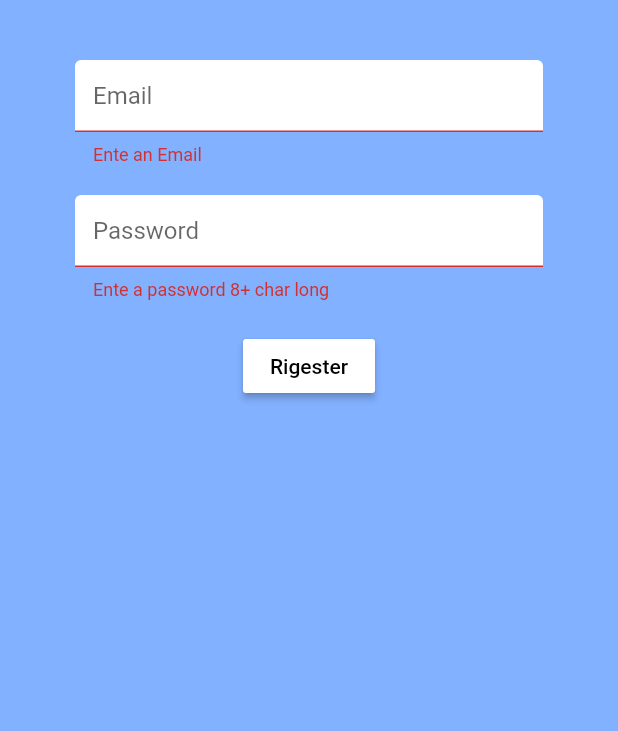
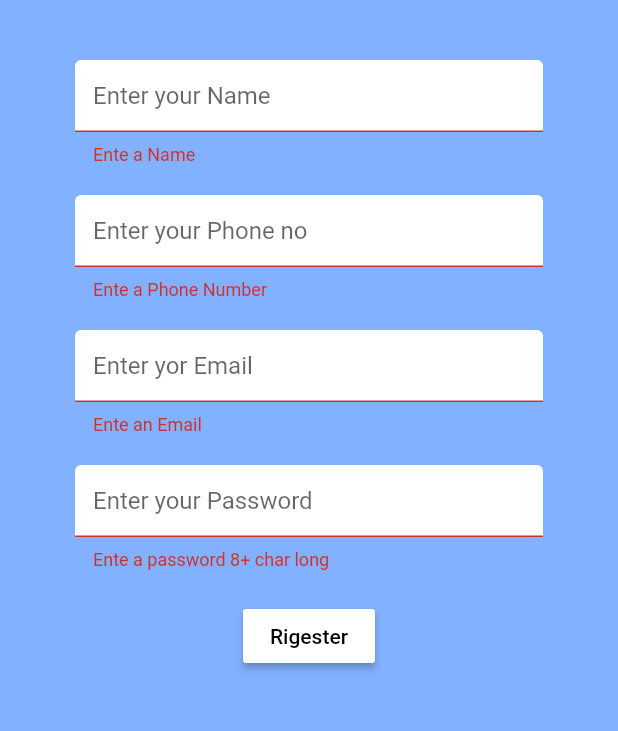
Before and after one commit to armaank140/SmartKitchenware, a Flutter app: the Register screen opened directly, after a tap on "Rigester", on a phone screen of 412 x 824 dp, the part 84-815 px from its top. Run offline on Flutter 3.47's test engine with Material 2 defaults, Android fonts, the phone set to English and light mode, and no system bars; our stand-ins replace firebase_auth, flutter_spinkit; accounts and stored records are empty.

Commit message:
commit.15

```diff
--- a/lib/screen/authenticate/register.dart
+++ b/lib/screen/authenticate/register.dart
@@ -1,6 +1,7 @@
 import 'package:flutter/material.dart';
 import 'package:smart_kitchenware/services/auth.dart';
 import 'package:smart_kitchenware/shared/constants.dart';
+import 'package:smart_kitchenware/shared/loading.dart';
 
 class Register extends StatefulWidget {
 
@@ -15,15 +16,18 @@ class _RegisterState extends State<Register> {
 
   final AuthService _auth = AuthService();
   final _formKey = GlobalKey<FormState>();
+  bool loading = false;
 
   String email = '';
+  String name = '';
+  String number = '';
   String password = '';
   String error ='';
 
 
   @override
   Widget build(BuildContext context) {
-    return Scaffold(
+    return loading ? Loading() : Scaffold(
       backgroundColor: Colors.blueAccent[100],
       appBar: AppBar(
         backgroundColor: Colors.blueAccent,
@@ -44,11 +48,30 @@ class _RegisterState extends State<Register> {
         padding: EdgeInsets.symmetric(vertical: 20.0, horizontal: 50.0),
         child: Form(
           key: _formKey,
+          child: SingleChildScrollView(
             child: Column(
               children: <Widget>[
                 SizedBox(height: 20.0,),
                 TextFormField(
-                decoration: textInputDecoration.copyWith(hintText: 'Email'),
+                  decoration: textInputDecoration.copyWith(hintText: 'Enter your Name'),
+                  validator: (val) => val.isEmpty ? 'Ente a Name' : null,
+                  onChanged: (val){
+                    setState(() => name = val);
+
+                  },
+                ),
+                SizedBox(height: 20.0,),
+                TextFormField(
+                  decoration: textInputDecoration.copyWith(hintText: 'Enter your Phone no'),
+                  validator: (val) => val.isEmpty ? 'Ente a Phone Number' : null,
+                  onChanged: (val){
+                    setState(() => number = val);
+
+                  },
+                ),
+                SizedBox(height: 20.0,),
+                TextFormField(
+                  decoration: textInputDecoration.copyWith(hintText: 'Enter yor Email'),
                   validator: (val) => val.isEmpty ? 'Ente an Email' : null,
                   onChanged: (val){
                     setState(() => email = val);
@@ -57,7 +80,7 @@ class _RegisterState extends State<Register> {
                 ),
                 SizedBox(height: 20.0,),
                 TextFormField(
-                decoration: textInputDecoration.copyWith(hintText: 'Password'),
+                  decoration: textInputDecoration.copyWith(hintText: 'Enter your Password'),
                   validator: (val) => val.length <8 ? 'Ente a password 8+ char long' : null,
                   obscureText: true,
                   onChanged: (val){
@@ -74,9 +97,13 @@ class _RegisterState extends State<Register> {
                   ),
                   onPressed: () async{
                     if(_formKey.currentState.validate()){
-                   dynamic result = await _auth.registerWithEmailAndPassword(email, password);
+                      setState(() => loading = true);
+                     dynamic result = await _auth.registerWithEmailAndPassword(name, number, email, password);
                      if(result == null){
-                     setState(() => error = 'Please Supply a Valid Email');
+                       setState((){
+                        error = 'Please Supply a Valid Email';
+                        loading = false;
+                       });
                      }
                     }
                   },
@@ -90,6 +117,7 @@ class _RegisterState extends State<Register> {
             ),
           ),
         ),
+      ),
     );
   }
 }
--- a/lib/services/auth.dart
+++ b/lib/services/auth.dart
@@ -44,7 +44,7 @@ Future signInAnon() async{
 
 
 //register with email and password
-  Future registerWithEmailAndPassword(String email, String password) async{
+  Future registerWithEmailAndPassword(String name, String number, String email, String password) async{
   try{
     AuthResult result = await _auth.createUserWithEmailAndPassword(email: email, password: password);
     FirebaseUser user  = result.user;
--- a/lib/shared/loading.dart
+++ b/lib/shared/loading.dart
@@ -5,10 +5,10 @@ class Loading extends StatelessWidget {
   @override
   Widget build(BuildContext context) {
     return Container(
-      color: Colors.blue,
+      color: Colors.blueAccent,
       child: Center(
         child: SpinKitSquareCircle(
-          color: Colors.blue,
+          color: Colors.lightBlueAccent,
           size: 50.0,
         ),
       ),
```
Also changed, not shown: lib/screen/authenticate/signin.dart (+10 -2 lines). Lines whose indentation alone changed are shown as unchanged.
